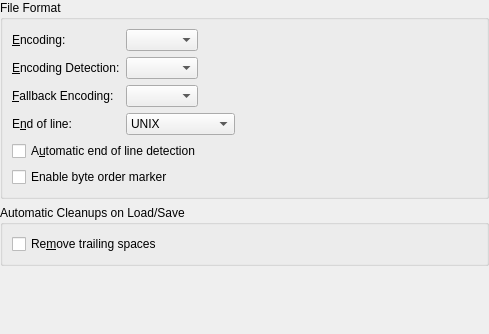
Qt form part/dialogs/opensaveconfigwidget.ui (KDE/kate) before a commit.
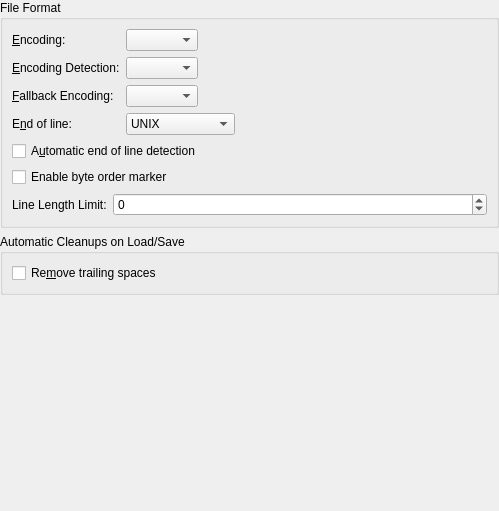
The same form after that commit. Custom widgets are drawn as their Qt base class.

Commit message: Kate will wrap lines longer than 1024 per default on load that can be configured in open/save that avoids the crashs on opening degenerated one-liner files like javascript/html messes BUG: 234475

The edit to the form file:
```diff
--- a/part/dialogs/opensaveconfigwidget.ui
+++ b/part/dialogs/opensaveconfigwidget.ui
@@ -6,8 +6,8 @@
    <rect>
     <x>0</x>
     <y>0</y>
-    <width>489</width>
-    <height>334</height>
+    <width>499</width>
+    <height>511</height>
    </rect>
   </property>
   <layout class="QVBoxLayout">
@@ -19,8 +19,8 @@
      <property name="title">
       <string>File Format</string>
      </property>
-     <layout class="QVBoxLayout">
-      <item>
+     <layout class="QFormLayout" name="formLayout_2">
+      <item row="0" column="0" colspan="2">
        <layout class="QFormLayout" name="formLayout">
         <property name="fieldGrowthPolicy">
          <enum>QFormLayout::ExpandingFieldsGrow</enum>
@@ -60,7 +60,7 @@
          </widget>
         </item>
         <item row="2" column="0">
-         <widget class="QLabel" name="lblEncodingDetection">
+         <widget class="QLabel" name="lblEncodingDetection2">
           <property name="text">
            <string>&amp;Fallback Encoding:</string>
           </property>
@@ -107,7 +107,7 @@
         </item>
        </layout>
       </item>
-      <item>
+      <item row="1" column="0" colspan="2">
        <widget class="QCheckBox" name="chkDetectEOL">
         <property name="whatsThis">
          <string>If this option is enabled the editor will autodetect the end of line type. The first found end of line type will be used for the whole file.</string>
@@ -117,7 +117,7 @@
         </property>
        </widget>
       </item>
-      <item>
+      <item row="2" column="0" colspan="2">
        <widget class="QCheckBox" name="chkEnableBOM">
         <property name="whatsThis">
          <string>The byte order mark is a special sequence at the beginning of unicode encoded documents. It helps editors to open text documents with the correct unicode encoding. The byte order mark is not visible in the displayed document.</string>
@@ -127,6 +127,29 @@
         </property>
        </widget>
       </item>
+      <item row="3" column="0">
+       <widget class="QLabel" name="label">
+        <property name="text">
+         <string>Line Length Limit:</string>
+        </property>
+        <property name="buddy">
+         <cstring>lineLengthLimit</cstring>
+        </property>
+       </widget>
+      </item>
+      <item row="3" column="1">
+       <widget class="QSpinBox" name="lineLengthLimit">
+        <property name="specialValueText">
+         <string>Unlimited</string>
+        </property>
+        <property name="minimum">
+         <number>-1</number>
+        </property>
+        <property name="maximum">
+         <number>1000000</number>
+        </property>
+       </widget>
+      </item>
      </layout>
     </widget>
    </item>
```
The commit also changes 9 other files.
